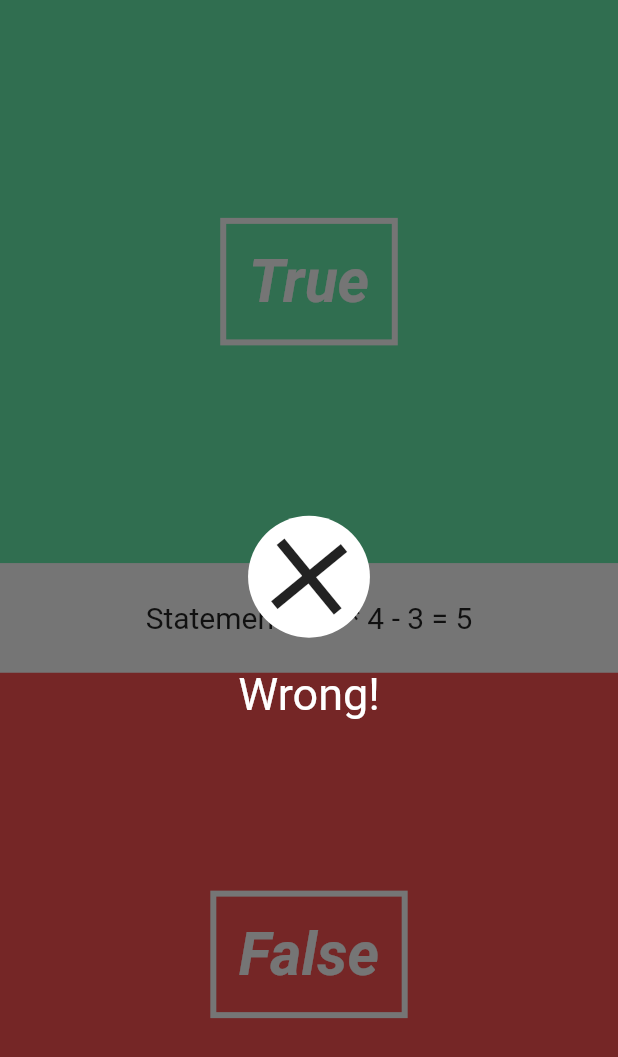
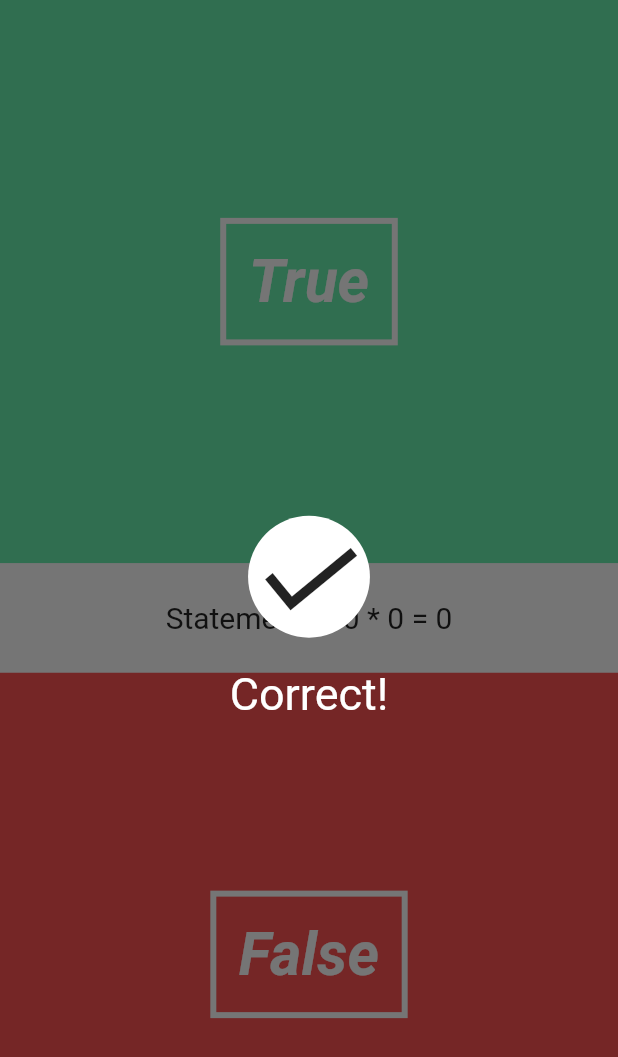
Before and after one commit to irelav/FlutterQuizzz, a Flutter app: the QuizPage widget shown alone on an empty page, opened directly, after a tap on "True", on a phone screen of 412 x 824 dp. Shown: the top 1057 px of the screen. Run offline on Flutter 3.47's test engine with Material 2 defaults, Android fonts, the phone set to English and light mode, and no system bars.

```diff
--- a/lib/pages/quiz_page.dart
+++ b/lib/pages/quiz_page.dart
@@ -9,6 +9,8 @@ import '../UI/correct_wrong_overlay.dart';
 
 import './score_page.dart';
 
+import 'dart:math';
+
 class QuizPage extends StatefulWidget {
   @override
   State createState() => new QuizPageState();
@@ -16,14 +18,27 @@ class QuizPage extends StatefulWidget {
 
 class QuizPageState extends State<QuizPage> {
 
-  int question1 = 0;
+  Question currentQuestion;
 
+  static createQuestion(bool ans) {
+    int a = new Random().nextInt(10);
+    int b = new Random().nextInt(10);
+    int sum = 0;
+    if (ans == true) {
+      sum = a * b;
+    } else {
+      sum = a * b + new Random().nextInt(2) + 1;
+    }
+    String question = a.toString() + " * " + b.toString() + " = " + sum.toString();
+    return question;
+  }
 
-  Question currentQuestion;
   Quiz quiz = new Quiz([
-    new Question("2 * 4 - 3 = 5", false),
-    new Question("5 + 30 - 23 + 6 = 17", false),
-    new Question("5 + 4 = 9", true)
+    new Question(createQuestion(false), false),
+    new Question(createQuestion(false), false),
+    new Question(createQuestion(true), true),
+    new Question(createQuestion(false), false),
+    new Question(createQuestion(true), true)
   ]);
 
   String questionText;
```
Also changed, not shown: 1 other file.
